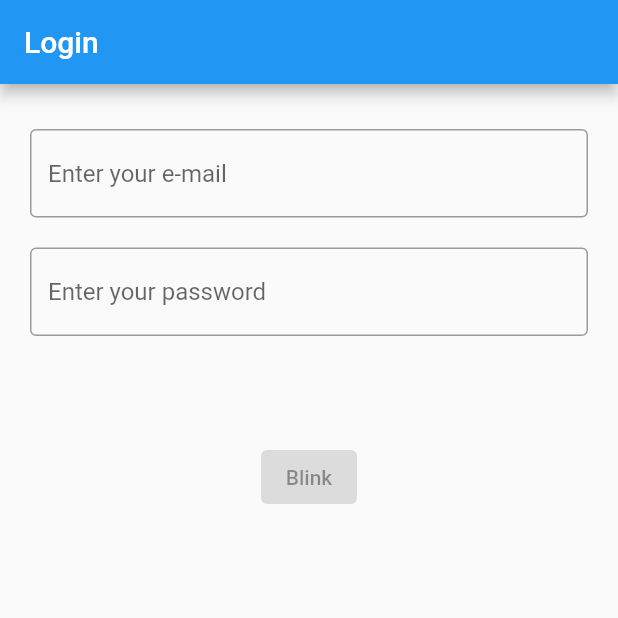
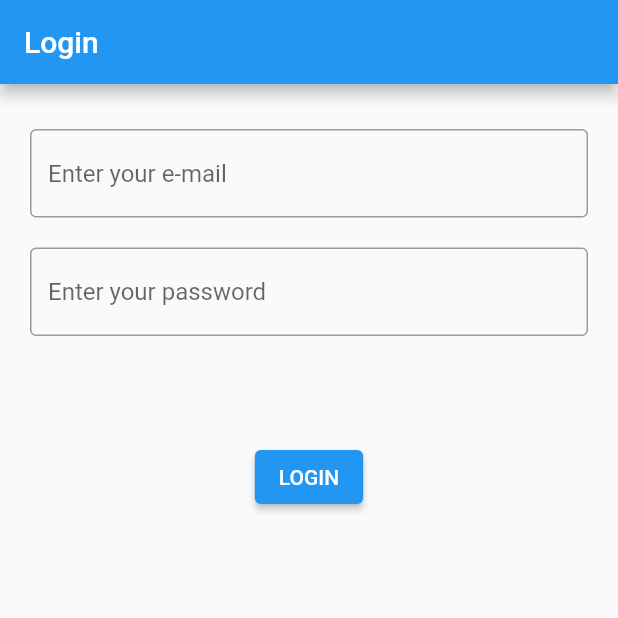
Before and after one commit to cank388/didem_final_project, a Flutter app: the screen it shows after launch, on a phone screen of 412 x 824 dp, the top half of it. Run offline on Flutter 3.47's test engine with Material 2 defaults, Android fonts, the phone set to English and light mode, and no system bars.

Commit message:
two buttons added, submit will change.

```diff
--- a/lib/Login/login.dart
+++ b/lib/Login/login.dart
@@ -1,26 +1,28 @@
 import 'package:flutter/material.dart';
 
 class Login extends StatefulWidget {
-  const Login({ Key? key }) : super(key: key);
+  const Login({Key? key}) : super(key: key);
 
   @override
   State<Login> createState() => _LoginState();
 }
 
 class _LoginState extends State<Login> {
-  bool toggleState=true;
-  String _errorText = "";
-  _getErrorText() {
-    return _errorText;
+  late TextEditingController _emailController;
+  late TextEditingController _passwordController;
+
+  @override
+  void initState() {
+    super.initState();
+    _emailController = TextEditingController();
+    _passwordController = TextEditingController();
   }
 
-  bool isEmail(String emailString) {
-    String emailRegexp =
-        r'^(([^<>()[\]\\.,;:\s@\"]+(\.[^<>()[\]\\.,;:\s@\"]+)*)|(\".+\"))@((\[[0-9]{1,3}\.[0-9]{1,3}\.[0-9]{1,3}\.[0-9]{1,3}\])|(([a-zA-Z\-0-9]+\.)+[a-zA-Z]{2,}))$';
-
-    RegExp regExp = RegExp(emailRegexp);
-
-    return regExp.hasMatch(emailString);
+  @override
+  void dispose() {
+    _emailController.dispose();
+    _passwordController.dispose();
+    super.dispose();
   }
 
   @override
@@ -33,17 +35,19 @@ class _LoginState extends State<Login> {
         child: Column(
           children: <Widget>[
             Padding(
-                padding: EdgeInsets.only(top: 30,left: 20,right: 20),
-                child:TextField(
-                  decoration: InputDecoration(
-                    border: OutlineInputBorder(),
-                    hintText: 'Enter your e-mail',
-                  ),
+              padding: EdgeInsets.only(top: 30, left: 20, right: 20),
+              child: TextField(
+                controller: _emailController,
+                decoration: InputDecoration(
+                  border: OutlineInputBorder(),
+                  hintText: 'Enter your e-mail',
                 ),
+              ),
             ),
             Padding(
-              padding: EdgeInsets.only(top: 20,left: 20,right: 20),
-              child:TextField(
+              padding: EdgeInsets.only(top: 20, left: 20, right: 20),
+              child: TextField(
+                controller: _passwordController,
                 decoration: InputDecoration(
                   border: OutlineInputBorder(),
                   hintText: 'Enter your password',
@@ -53,16 +57,40 @@ class _LoginState extends State<Login> {
             Padding(
                 padding: EdgeInsets.only(top: 70.0),
                 child: ElevatedButton(
-                    onPressed: null,
-                    child: (toggleState
-                        ?( Text('Blink'))
-                        :(Text('Stop Blinking'))
-                    )
-                )
-            )
+                  onPressed: () async {
+                    await showDialog<void>(
+                      context: context,
+                      builder: (BuildContext context) {
+                        return AlertDialog(
+                          title: const Text('Thanks!'),
+                          content: Text(
+                              'You typed "${_emailController.text}", which has length ${_emailController.text}.'),
+                          actions: <Widget>[
+                            TextButton(
+                              onPressed: () {
+                                Navigator.pop(context);
+                              },
+                              child: const Text('OK'),
+                            ),
+                          ],
+                        );
+                      },
+                    );
+                  },
+                  child: const Text('LOGIN'),
+                ))
           ],
         ),
       ),
     );
   }
+
+  bool isEmail(String emailString) {
+    String emailRegexp =
+        r'^(([^<>()[\]\\.,;:\s@\"]+(\.[^<>()[\]\\.,;:\s@\"]+)*)|(\".+\"))@((\[[0-9]{1,3}\.[0-9]{1,3}\.[0-9]{1,3}\.[0-9]{1,3}\])|(([a-zA-Z\-0-9]+\.)+[a-zA-Z]{2,}))$';
+
+    RegExp regExp = RegExp(emailRegexp);
+
+    return regExp.hasMatch(emailString);
+  }
 }
```
